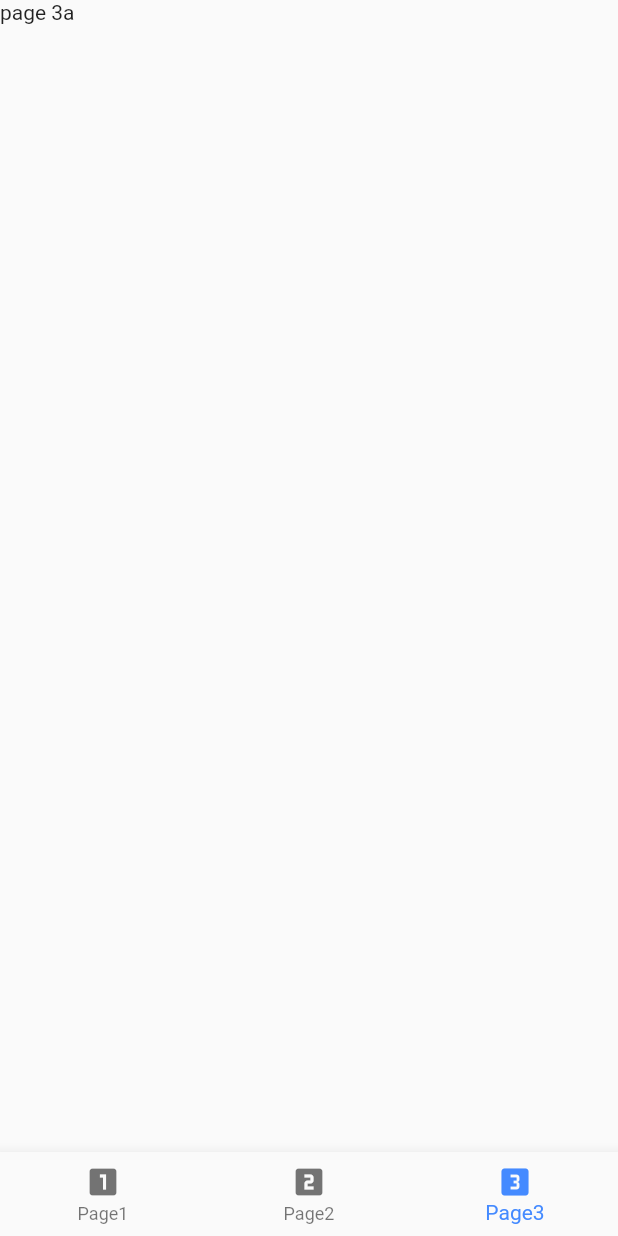
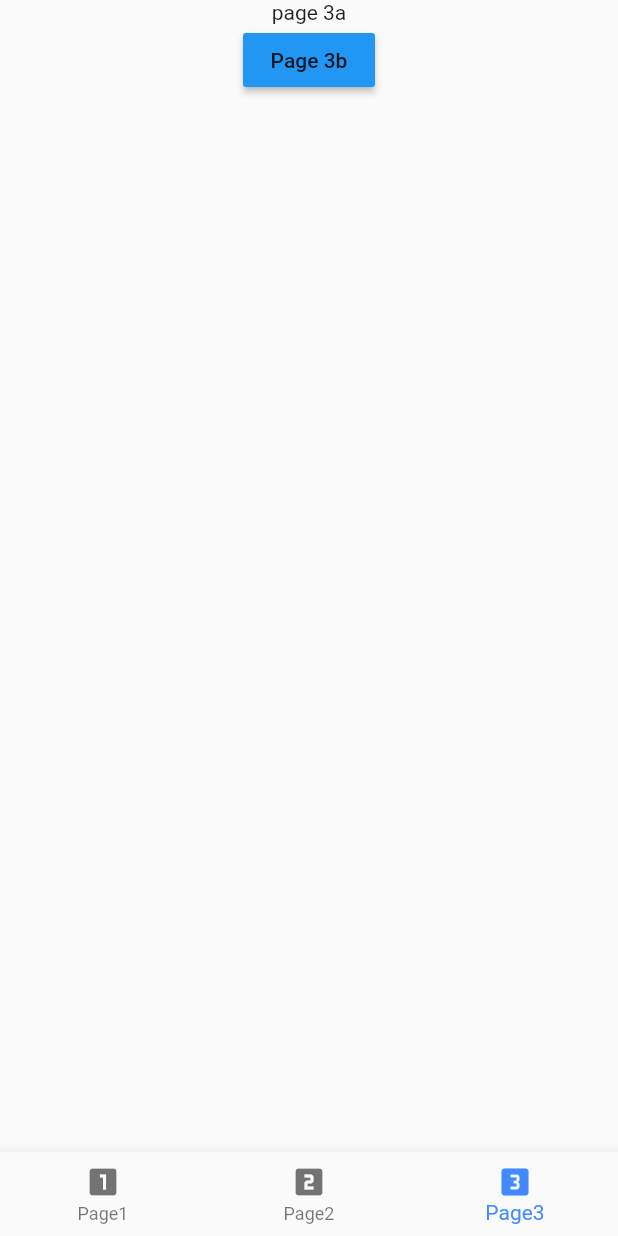
Before and after one commit to BlazingNinja01/bnav, a Flutter app: the screen it shows after launch, item 3 of the bottom bar chosen, after a tap on "page 3a", on a phone screen of 412 x 824 dp. Run offline on Flutter 3.47's test engine with Material 2 defaults, Android fonts, the phone set to English and light mode, and no system bars.

Commit message:
new pages

```diff
--- a/lib/main.dart
+++ b/lib/main.dart
@@ -11,8 +11,8 @@ class MyApp extends StatelessWidget {
   Widget build(BuildContext context) {
     return MaterialApp(
       title: 'Flutter Demo',
+      debugShowCheckedModeBanner: false,
       theme: ThemeData(
-
         primarySwatch: Colors.blue,
       ),
       home: App(),
--- a/lib/pages.dart
+++ b/lib/pages.dart
@@ -154,7 +154,33 @@ class _Page3aState extends State<Page3a> {
   @override
   Widget build(BuildContext context) {
     return Container(
-      child: Text('page 3a'),
+      child: Column(
+        children: <Widget>[
+          Text('page 3a'),
+          MaterialButton(
+            child: Text('Page 3b'),
+            onPressed: () {
+              Navigator.of(context)
+                  .push(MaterialPageRoute(builder: (context) => Page3b()));
+            },
+            color: Colors.blue,
+          )
+        ],
+      ),
     );
   }
 }
+
+class Page3b extends StatefulWidget {
+  @override
+  _Page3bState createState() => _Page3bState();
+}
+
+class _Page3bState extends State<Page3b> {
+  @override
+  Widget build(BuildContext context) {
+    return Container(
+      child: Text('Page 3b'),
+    );
+  }
+}
```
